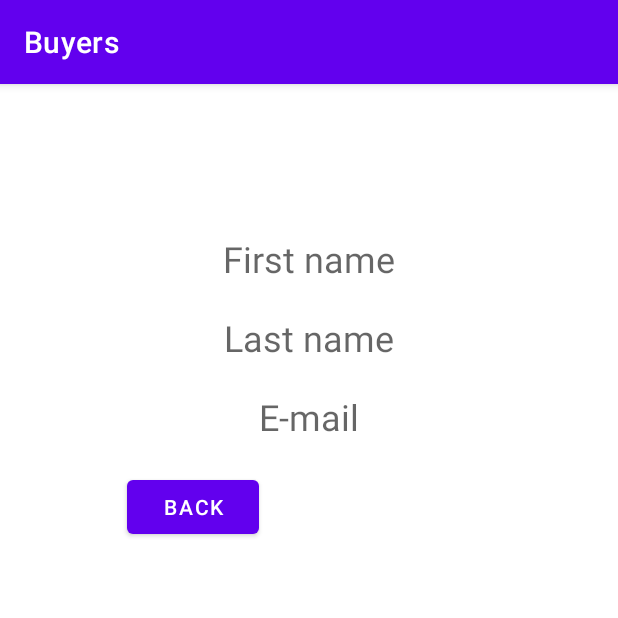
After one commit to yushchik/Buyers, an Android app: the FinalData screen opened directly, with no data from a screen before it, on a phone screen of 412 x 824 dp, the top half of it. The commit adds this screen. Run offline under Robolectric (Android 15) with nearby library versions, the phone set to English and light mode, and no system bars.

Commit message:
feat: moving through the buttons performed

```diff
--- /dev/null
+++ b/app/src/main/java/com/example/buyers/FinalData.java
@@ -0,0 +1,21 @@
+package com.example.buyers;
+
+import android.os.Bundle;
+
+import androidx.annotation.Nullable;
+import androidx.appcompat.app.AppCompatActivity;
+
+import com.example.buyers.databinding.EmailPersonBinding;
+import com.example.buyers.databinding.FinalDataBinding;
+
+public class FinalData extends AppCompatActivity{
+
+    FinalDataBinding binding;
+
+    @Override
+    protected void onCreate(@Nullable Bundle savedInstanceState) {
+        super.onCreate(savedInstanceState);
+        binding = FinalDataBinding.inflate(getLayoutInflater());
+        setContentView(binding.getRoot());
+    }
+}
--- a/app/src/main/java/com/example/buyers/MainActivity.java
+++ b/app/src/main/java/com/example/buyers/MainActivity.java
@@ -2,6 +2,7 @@ package com.example.buyers;
 
 import androidx.appcompat.app.AppCompatActivity;
 
+import android.content.Intent;
 import android.os.Bundle;
 
 import com.example.buyers.databinding.ActivityMainBinding;
@@ -16,6 +17,9 @@ public class MainActivity extends AppCompatActivity {
         binding = ActivityMainBinding.inflate(getLayoutInflater());
         setContentView(binding.getRoot());
 
-
+        binding.logInButton.setOnClickListener(view -> {
+            Intent intent = new Intent(this, FirstName.class);
+            startActivity(intent);
+        });
     }
 }
--- /dev/null
+++ b/app/src/main/res/layout/final_data.xml
@@ -0,0 +1,50 @@
+<?xml version="1.0" encoding="utf-8"?>
+<androidx.constraintlayout.widget.ConstraintLayout xmlns:android="http://schemas.android.com/apk/res/android"
+    xmlns:app="http://schemas.android.com/apk/res-auto"
+    xmlns:tools="http://schemas.android.com/tools"
+    android:layout_width="match_parent"
+    android:layout_height="match_parent">
+
+    <TextView
+        android:id="@+id/textViewFirstName"
+        android:layout_width="wrap_content"
+        android:layout_height="wrap_content"
+        android:layout_marginTop="100dp"
+        android:hint="@string/first_name"
+        android:textSize="24sp"
+        app:layout_constraintEnd_toEndOf="parent"
+        app:layout_constraintStart_toStartOf="parent"
+        app:layout_constraintTop_toTopOf="parent" />
+
+    <TextView
+        android:id="@+id/textViewLastName"
+        android:layout_width="wrap_content"
+        android:layout_height="wrap_content"
+        android:layout_marginTop="20dp"
+        android:hint="@string/last_name"
+        android:textSize="24sp"
+        app:layout_constraintEnd_toEndOf="parent"
+        app:layout_constraintStart_toStartOf="parent"
+        app:layout_constraintTop_toBottomOf="@+id/textViewFirstName" />
+
+    <TextView
+        android:id="@+id/textViewEmail"
+        android:layout_width="wrap_content"
+        android:layout_height="wrap_content"
+        android:layout_marginTop="20dp"
+        android:hint="@string/e_mail"
+        android:textSize="24sp"
+        app:layout_constraintEnd_toEndOf="parent"
+        app:layout_constraintStart_toStartOf="parent"
+        app:layout_constraintTop_toBottomOf="@+id/textViewLastName" />
+
+    <Button
+        android:id="@+id/button"
+        android:layout_width="wrap_content"
+        android:layout_height="wrap_content"
+        android:layout_marginTop="20dp"
+        android:text="@string/back"
+        app:layout_constraintEnd_toStartOf="@+id/textViewEmail"
+        app:layout_constraintTop_toBottomOf="@+id/textViewEmail" />
+
+</androidx.constraintlayout.widget.ConstraintLayout>
--- a/app/src/main/res/values/strings.xml
+++ b/app/src/main/res/values/strings.xml
@@ -1,3 +1,13 @@
 <resources>
     <string name="app_name">Buyers</string>
+    <string name="log_in">Log in</string>
+    <string name="enter_your_first_name">Enter your First name</string>
+    <string name="back">Back</string>
+    <string name="next">Next</string>
+    <string name="enter_your_last_name">Enter your Last name</string>
+    <string name="enter_your_e_mail">Enter your E-mail</string>
+    <string name="finish">Finish</string>
+    <string name="first_name">First name</string>
+    <string name="last_name">Last name</string>
+    <string name="e_mail">E-mail</string>
 </resources>
```
Also changed, not shown: app/src/main/AndroidManifest.xml (+12 -0 lines), app/src/main/java/com/example/buyers/EmailPerson.java (added, +31 -0 lines), app/src/main/java/com/example/buyers/FirstName.java (added, +31 -0 lines), app/src/main/java/com/example/buyers/LastName.java (added, +32 -0 lines), app/src/main/java/com/example/buyers/Person.java (added, +47 -0 lines), app/src/main/res/layout/activity_main.xml (+5 -4 lines), app/src/main/res/layout/email_person.xml (added, +47 -0 lines), app/src/main/res/layout/first_name.xml (added, +50 -0 lines), app/src/main/res/layout/last_name.xml (added, +47 -0 lines).
